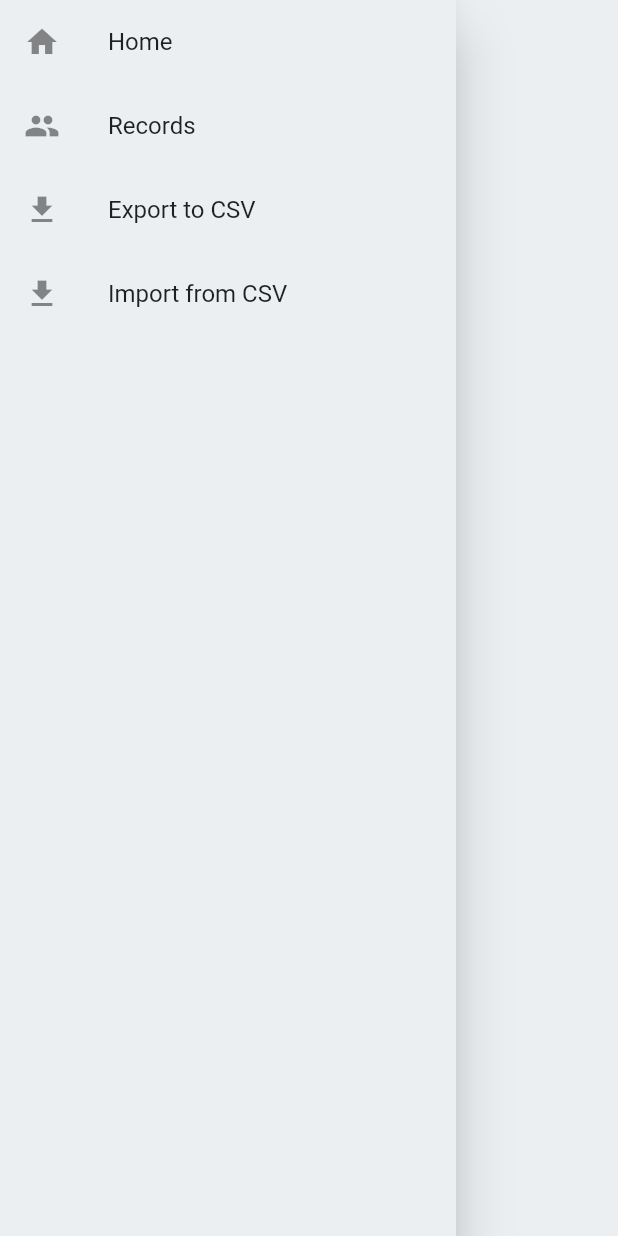
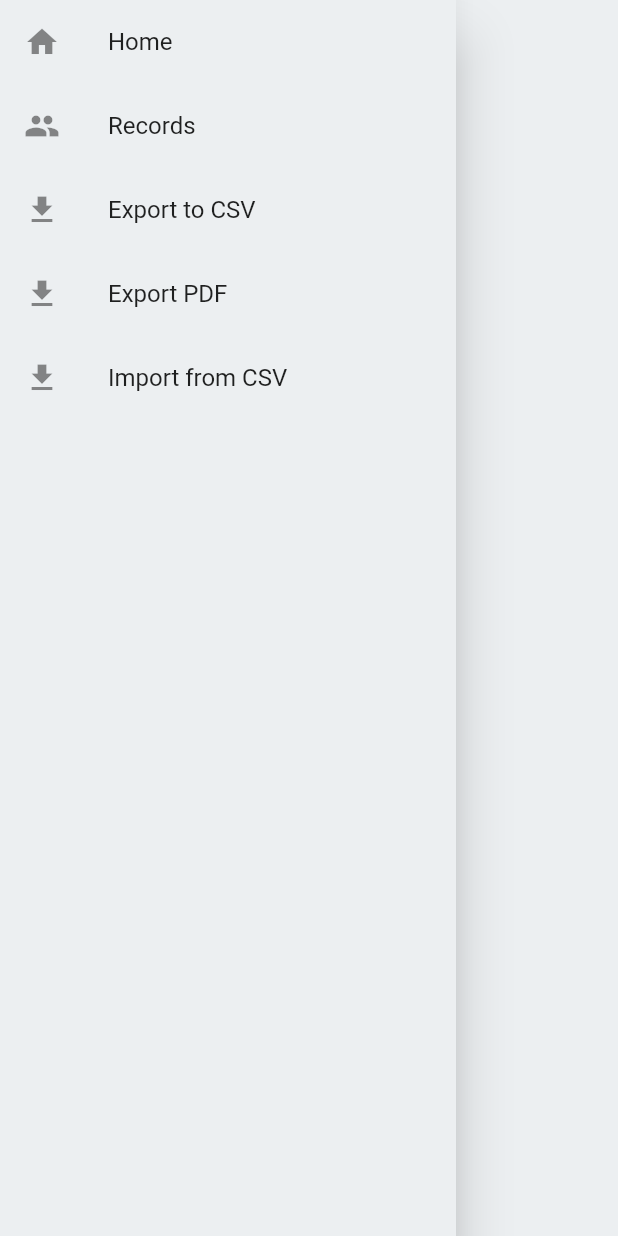
Before and after one commit to Jpbroadvision/coe_attendance, a Flutter app: the CustomDrawer widget shown alone on an empty page, opened directly with empty values, after a tap on "Export to CSV", on a phone screen of 412 x 824 dp. Run offline on Flutter 3.47's test engine with Material 2 defaults, Android fonts, the phone set to English and light mode, and no system bars; our stand-ins replace bloc, csv, equatable, file_picker, flutter_bloc, get_it and 3 more; missing offline and left inert: flutter_signature_pad; accounts and stored records are empty; statements that could not run were skipped.

Commit message:
add export pdf

```diff
--- a/lib/components/drawer.dart
+++ b/lib/components/drawer.dart
@@ -1,13 +1,17 @@
+import 'dart:typed_data';
+
 import 'package:coe_attendance/components/toast_message.dart';
-import 'package:coe_attendance/import_attendance.dart';
+import 'package:coe_attendance/screens/import_attendance.dart';
+import 'package:coe_attendance/locator.dart';
 import 'package:coe_attendance/service/database_service.dart';
+import 'package:coe_attendance/utils/pdf_document.dart';
 import 'package:flutter/material.dart';
 import 'package:coe_attendance/main.dart';
-import 'package:coe_attendance/records.dart';
+import 'package:coe_attendance/screens/records.dart';
 
 class CustomDrawer extends StatelessWidget {
   final GlobalKey<ScaffoldState> scaffoldKey;
-  final DatabaseService databaseService = DatabaseService();
+  final DatabaseService _databaseService = locator<DatabaseService>();
 
   CustomDrawer(this.scaffoldKey);
 
@@ -36,7 +40,7 @@ class CustomDrawer extends StatelessWidget {
             leading: Icon(Icons.file_download),
             title: Text("Export to CSV"),
             onTap: () async {
-              String path = await databaseService.generateCSV();
+              String path = await _databaseService.generateCSV();
 
               String message = "Failed to generate CSV file";
 
@@ -46,6 +50,13 @@ class CustomDrawer extends StatelessWidget {
                 message = "File saved at $path";
                 toastMessage(scaffoldKey.currentContext, message);
               }
+            },
+          ),
+          ListTile(
+            leading: Icon(Icons.file_download),
+            title: Text("Export PDF"),
+            onTap: () async {
+              await generatePDF();
             },
           ),
           ListTile(
```
